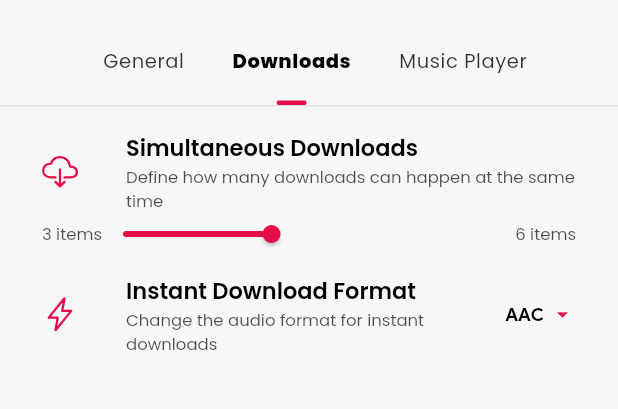
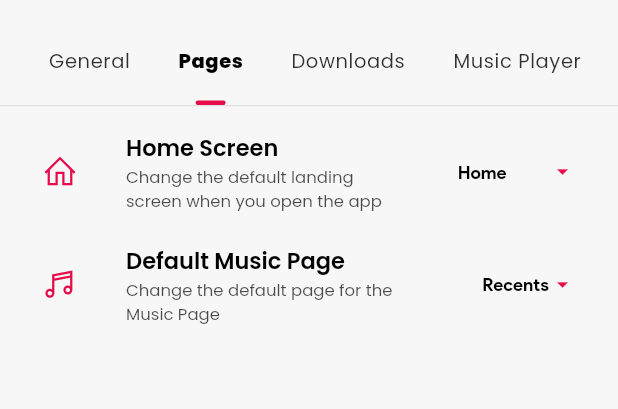
Before and after one commit to SongTube/-DEPRECATED-SongTube-New, a Flutter app: the ConfigurationScreen screen opened directly, tab 2 chosen, on a phone screen of 412 x 824 dp, the part 63-472 px from its top. Run offline on Flutter 3.47's test engine with Material 2 defaults, Android fonts, the phone set to English and light mode, and no system bars; drawn by our look-alikes of dynamic_color; our stand-ins replace audio_service, cached_network_image, device_info_plus, eva_icons_flutter, file_picker, flutter_bounce and 19 more; missing offline and left inert: android_path_provider, audio_tagger, flutter_audio_query, flutter_ffmpeg, flutter_pip, flutter_share and 6 more; accounts and stored records are empty; statements that could not run were skipped.

Commit message:
add new setting page for default pages

```diff
--- a/lib/screens/settings.dart
+++ b/lib/screens/settings.dart
@@ -3,6 +3,7 @@ import 'package:iconsax/iconsax.dart';
 import 'package:songtube/screens/settings/download_settings.dart';
 import 'package:songtube/screens/settings/general_settings.dart';
 import 'package:songtube/screens/settings/music_player_settings.dart.dart';
+import 'package:songtube/screens/settings/pages_settings.dart';
 import 'package:songtube/ui/rounded_tab_indicator.dart';
 import 'package:songtube/ui/text_styles.dart';
 
@@ -16,11 +17,11 @@ class ConfigurationScreen extends StatefulWidget {
 class _ConfigurationScreenState extends State<ConfigurationScreen> with TickerProviderStateMixin {
 
   // TabBar Controller
-  late TabController tabController = TabController(length: 3, vsync: this);
+  late TabController tabController = TabController(length: 4, vsync: this);
 
   final List<Widget> pages = const [
     GeneralSettings(),
-    // CustomizationSettings(),
+    PagesSettings(),
     DownloadSettings(),
     MusicPlayerSettings()
   ];
@@ -43,7 +44,7 @@ class _ConfigurationScreenState extends State<ConfigurationScreen> with TickerPr
           // General Settings
           Tab(child: Text('General')),
           // Customization Settings
-          // Tab(child: Text('Customization')),
+          Tab(child: Text('Pages')),
           // Download Settings
           Tab(child: Text('Downloads')),
           // Music Player Settings
--- /dev/null
+++ b/lib/screens/settings/pages_settings.dart
@@ -0,0 +1,155 @@
+import 'package:flutter/material.dart';
+import 'package:iconsax/iconsax.dart';
+import 'package:line_icons/line_icons.dart';
+import 'package:songtube/ui/tiles/setting_tile.dart';
+
+import '../../providers/app_settings.dart';
+
+class PagesSettings extends StatefulWidget {
+  const PagesSettings({super.key});
+
+  @override
+  State<PagesSettings> createState() => _PagesSettingsState();
+}
+
+class _PagesSettingsState extends State<PagesSettings> {
+  @override
+  Widget build(BuildContext context) {
+    return ListView(
+      padding: const EdgeInsets.only(left: 12, right: 12, top: 12),
+      children: [
+        // Default landing page
+        SettingTileDropdown(
+          title: 'Home Screen',
+          subtitle: 'Change the default landing screen when you open the app',
+          leadingIcon: LineIcons.home,
+          currentValue: landingPageName(AppSettings.defaultLandingPage),
+          onChange: (name) {
+            if (name == null) {
+              return;
+            }
+            AppSettings.defaultLandingPage = landingPageNameToIndex(name);
+            setState(() {});
+          },
+          items: List.generate(4, (index) {
+            return DropdownMenuItem(
+              value: landingPageName(index),
+              child: Text(landingPageName(index)),
+            );
+          })
+        ),
+        const SizedBox(height: 12),
+        // Default landing page for Music Screen
+        SettingTileDropdown(
+          title: 'Default Music Page',
+          subtitle: 'Change the default page for the Music Page',
+          leadingIcon: LineIcons.music,
+          currentValue: landingMusicPageName(AppSettings.defaultLandingMusicPage),
+          onChange: (name) {
+            if (name == null) {
+              return;
+            }
+            AppSettings.defaultLandingMusicPage = landingMusicPageNameToIndex(name);
+            setState(() {});
+          },
+          items: List.generate(5, (index) {
+            return DropdownMenuItem(
+              value: landingMusicPageName(index),
+              child: Text(landingMusicPageName(index)),
+            );
+          })
+        ),
+        const SizedBox(height: 12),
+        // Default landing page home page default
+        // SettingTileDropdown(
+        //   title: 'Default Home Page',
+        //   subtitle: 'Change the default page for the Home Page',
+        //   leadingIcon: Iconsax.home,
+        //   currentValue: landingMusicPageName(AppSettings.defaultLandingMusicPage),
+        //   onChange: (name) {
+        //     if (name == null) {
+        //       return;
+        //     }
+        //     AppSettings.defaultLandingMusicPage = landingMusicPageNameToIndex(name);
+        //     setState(() {});
+        //   },
+        //   items: List.generate(5, (index) {
+        //     return DropdownMenuItem(
+        //       value: landingMusicPageName(index),
+        //       child: Text(landingMusicPageName(index)),
+        //     );
+        //   })
+        // ),
+      ],
+    );
+  }
+
+  // Get landing page name from index
+  String landingPageName(int index) {
+    switch (index) {
+      case 0:
+        return 'Home';
+      case 1:
+        return 'Music';
+      case 2:
+        return 'Downloads';
+      case 3:
+        return 'Library';
+      default:
+        return 'Home';
+    }
+  }
+
+  // Transform landing page name to index
+  int landingPageNameToIndex(String name) {
+    switch (name) {
+      case 'Home':
+        return 0;
+      case 'Music':
+        return 1;
+      case 'Downloads':
+        return 2;
+      case 'Library':
+        return 3;
+      default:
+        return 0;
+    }
+  }
+
+  // Get landing page name from index for Music Screen
+  String landingMusicPageName(int index) {
+    switch (index) {
+      case 0:
+        return 'Recents';
+      case 1:
+        return 'Music';
+      case 2:
+        return 'Playlist';
+      case 3:
+        return 'Album';
+      case 4:
+        return 'Artist';
+      default:
+        return 'Recents';
+    }
+  }
+
+  // Transform landing page name to index for Music Page
+  int landingMusicPageNameToIndex(String name) {
+    switch (name) {
+      case 'Recents':
+        return 0;
+      case 'Music':
+        return 1;
+      case 'Playlist':
+        return 2;
+      case 'Album':
+        return 3;
+      case 'Artist':
+        return 4;
+      default:
+        return 0;
+    }
+  }
+
+}
```
Also changed, not shown: lib/screens/settings/customization_settings.dart (deleted, +0 -10 lines), lib/screens/settings/general_settings.dart (+0 -110 lines).
